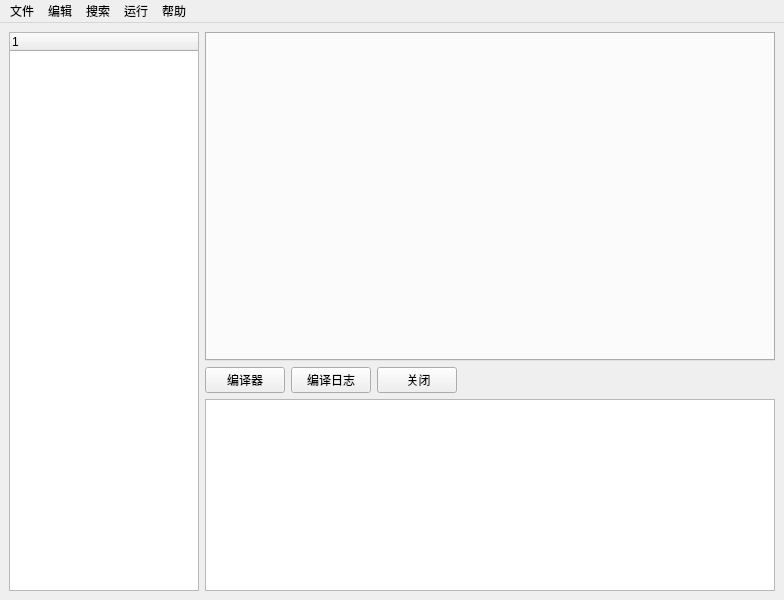
The window that CEditor/mainwindow.ui (XiaoZheng2003/BIT-QT-IDE) describes before a commit, drawn with Qt 5.
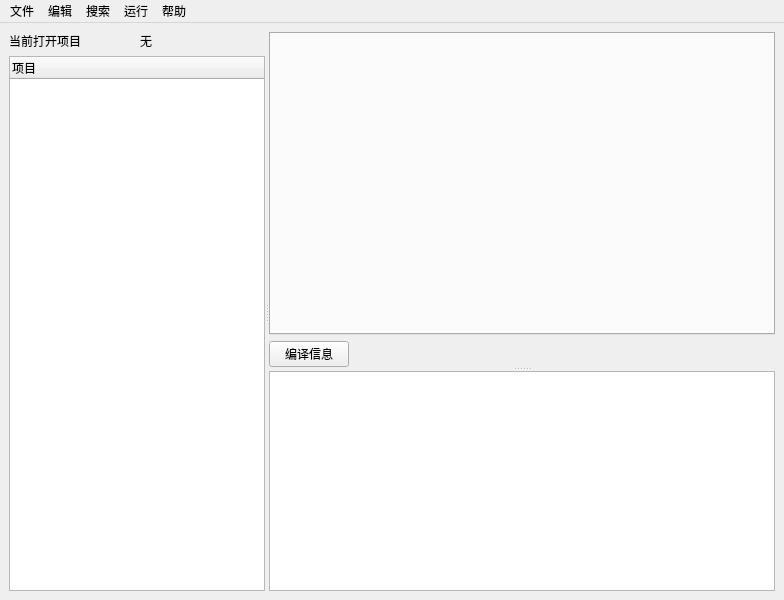
The same window after the commit.

Commit message: 更新ui，初步实现打开项目

```diff
--- a/CEditor/mainwindow.ui
+++ b/CEditor/mainwindow.ui
@@ -14,20 +14,55 @@
    <string>MainWindow</string>
   </property>
   <widget class="QWidget" name="centralwidget">
-   <layout class="QHBoxLayout" name="horizontalLayout">
+   <layout class="QHBoxLayout" name="horizontalLayout_3">
     <item>
-     <layout class="QGridLayout" name="gridLayout" columnstretch="1,3">
-      <item row="0" column="0">
-       <widget class="QTreeWidget" name="treeWidget">
+     <widget class="QSplitter" name="splitter_2">
+      <property name="orientation">
+       <enum>Qt::Horizontal</enum>
+      </property>
+      <widget class="QWidget" name="">
+       <layout class="QVBoxLayout" name="verticalLayout_2">
+        <item>
+         <layout class="QHBoxLayout" name="horizontalLayout_2">
+          <item>
+           <widget class="QLabel" name="label">
+            <property name="text">
+             <string>当前打开项目</string>
+            </property>
+           </widget>
+          </item>
+          <item>
+           <widget class="QLabel" name="currentProject">
+            <property name="text">
+             <string>无</string>
+            </property>
+           </widget>
+          </item>
+         </layout>
+        </item>
+        <item>
+         <widget class="QTreeWidget" name="projectTreeWidget">
         <column>
          <property name="text">
-          <string notr="true">1</string>
+            <string notr="true">项目</string>
          </property>
         </column>
        </widget>
       </item>
-      <item row="0" column="1">
-       <layout class="QVBoxLayout" name="verticalLayout" stretch="10,0,0">
+       </layout>
+      </widget>
+      <widget class="QSplitter" name="splitter">
+       <property name="sizePolicy">
+        <sizepolicy hsizetype="Preferred" vsizetype="Expanding">
+         <horstretch>4</horstretch>
+         <verstretch>0</verstretch>
+        </sizepolicy>
+       </property>
+       <property name="orientation">
+        <enum>Qt::Vertical</enum>
+       </property>
+       <widget class="QWidget" name="">
+        <layout class="QVBoxLayout" name="verticalLayout">
         <item>
          <widget class="QTabWidget" name="tabWidget">
           <property name="currentIndex">
@@ -36,25 +71,11 @@
          </widget>
         </item>
         <item>
-         <layout class="QHBoxLayout" name="horizontalLayout_2">
+          <layout class="QHBoxLayout" name="horizontalLayout">
           <item>
-           <widget class="QPushButton" name="pushButton">
+            <widget class="QPushButton" name="compileInfoButton">
             <property name="text">
-             <string>编译器</string>
-            </property>
-           </widget>
-          </item>
-          <item>
-           <widget class="QPushButton" name="pushButton_2">
-            <property name="text">
-             <string>编译日志</string>
-            </property>
-           </widget>
-          </item>
-          <item>
-           <widget class="QPushButton" name="pushButton_3">
-            <property name="text">
-             <string> 关闭</string>
+              <string>编译信息</string>
             </property>
            </widget>
           </item>
@@ -73,12 +94,18 @@
           </item>
          </layout>
         </item>
-        <item>
-         <widget class="QPlainTextEdit" name="compile_plainTextEdit"/>
-        </item>
-       </layout>
-      </item>
-     </layout>
+        </layout>
+       </widget>
+       <widget class="QTextBrowser" name="compileTextBrowser">
+        <property name="maximumSize">
+         <size>
+          <width>16777215</width>
+          <height>220</height>
+         </size>
+        </property>
+       </widget>
+      </widget>
+     </widget>
     </item>
    </layout>
   </widget>
```
Left out of the diff: 14 changed lines with no effect on the pictures. Lines whose indentation alone changed are shown as unchanged. The commit also changes 2 other files.
